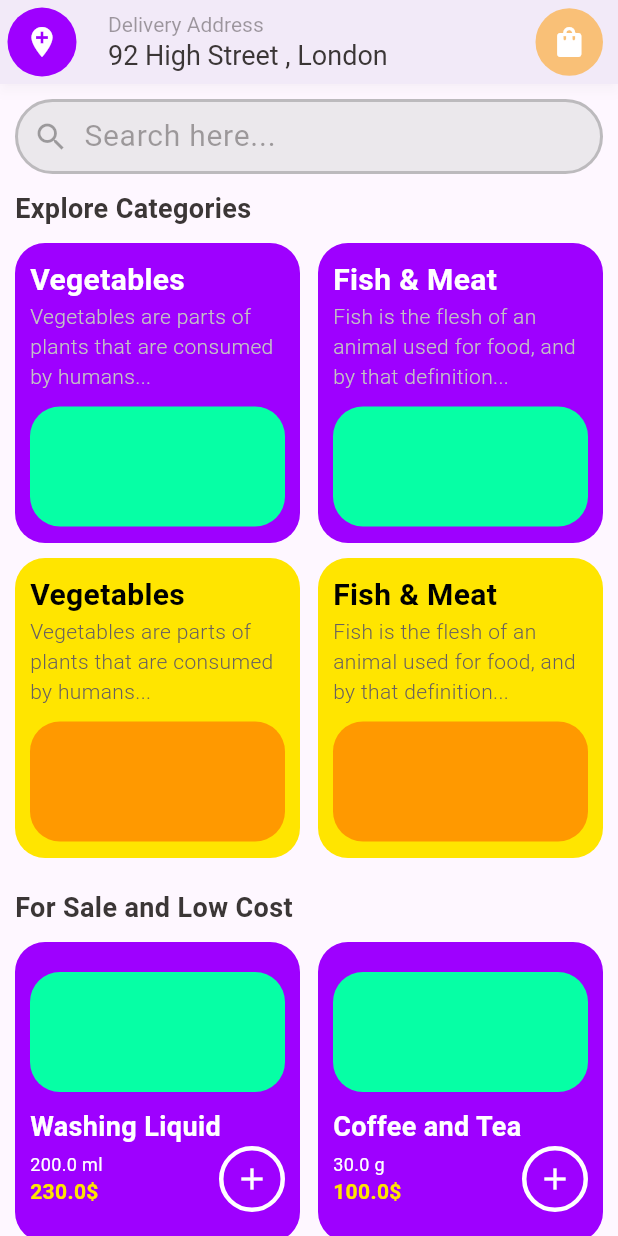
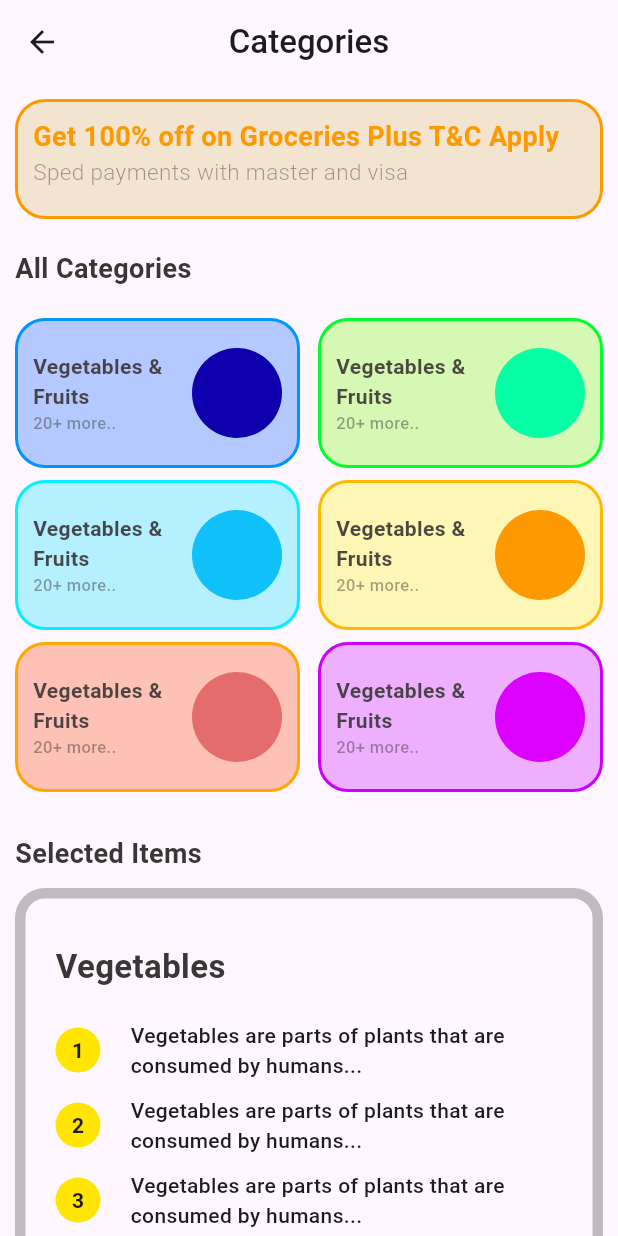
Before and after one commit to VinuthSriArampath/FlutterGroceryStore, a Flutter app: the screen it shows after launch, on a phone screen of 412 x 824 dp. Run offline on Flutter 3.47's test engine with Material 3 defaults, Android fonts, the phone set to English and light mode, and no system bars.

Commit message:
Categories page

```diff
--- a/lib/main.dart
+++ b/lib/main.dart
@@ -1,5 +1,6 @@
 import 'package:flutter/cupertino.dart';
 import 'package:flutter/material.dart';
+import 'package:flutter_grocery_store/pages/category_page/category_page.dart';
 import 'package:flutter_grocery_store/pages/home_page/home_page.dart';
 
 void main(){
@@ -14,7 +15,7 @@
     return const MaterialApp(
       debugShowCheckedModeBanner: false,
       title: "Flutter Grocery Store",
-      home: HomePage()
+      home: CategoryPage()
     );
   }
 }
--- /dev/null
+++ b/lib/pages/category_page/category_page.dart
@@ -0,0 +1,55 @@
+import 'package:flutter/material.dart';
+import 'package:flutter_grocery_store/pages/category_page/widgets/category_set_component.dart';
+import 'package:flutter_grocery_store/pages/category_page/widgets/selected_item.dart';
+import 'package:flutter_grocery_store/widgets/shared/notification_card.dart';
+import 'package:flutter_grocery_store/widgets/shared/page_titles.dart';
+
+class CategoryPage extends StatelessWidget {
+  const CategoryPage({super.key});
+
+  @override
+  Widget build(BuildContext context) {
+    return Scaffold(
+      appBar: AppBar(
+        leading: const Icon(
+          Icons.arrow_back
+        ),
+        title: const Text(
+          "Categories",
+          style: TextStyle(
+            fontSize: 22,
+            fontWeight: FontWeight.w500
+          ),
+        ),
+        centerTitle: true,
+      ),
+      body:const SingleChildScrollView(
+        child: Padding(
+          padding: EdgeInsets.all(10),
+          child: Column(
+            crossAxisAlignment: CrossAxisAlignment.start,
+            children: [
+              NotificationCard(),
+              SizedBox(
+                height: 20,
+              ),
+              PageTitles(title: "All Categories"),
+              SizedBox(
+                height: 20,
+              ),
+              CategorySetComponent(),
+              SizedBox(
+                height: 10,
+              ),
+              PageTitles(title: "Selected Items"),
+              SizedBox(
+                height: 10,
+              ),
+              SelectedItem(),
+            ],
+          ),
+        ),
+      ),
+    );
+  }
+}
--- /dev/null
+++ b/lib/pages/category_page/widgets/category_set_component.dart
@@ -0,0 +1,73 @@
+import 'package:flutter/material.dart';
+
+import '../../../widgets/reusable_widgets/categories_page/small_category_card.dart';
+
+class CategorySetComponent extends StatelessWidget {
+  const CategorySetComponent({super.key});
+
+  @override
+  Widget build(BuildContext context) {
+    return Column(
+      children: [
+        Row(
+          mainAxisAlignment: MainAxisAlignment.spaceBetween,
+          children: [
+            Column(
+              children: [
+                SmallCategoryCard(
+                  title: "Vegetables & \nFruits",
+                  description: "20+ more..",
+                  cardBackgroundColor: const Color(0xff0057FF).withOpacity(0.29),
+                  cardBorderColor: const Color(0xff0094FF),
+                  circleColor: const Color(0xff0E00AC),
+                ),
+                SmallCategoryCard(
+                  title: "Vegetables & \nFruits",
+                  description: "20+ more..",
+                  cardBackgroundColor: const Color(0xff00E0FF).withOpacity(0.29),
+                  cardBorderColor: const Color(0xff00F0FF),
+                  circleColor: const Color(0xff10C0F8),
+                ),
+                SmallCategoryCard(
+                  title: "Vegetables & \nFruits",
+                  description: "20+ more..",
+                  cardBackgroundColor: const Color(0xffFF3D00).withOpacity(0.29),
+                  cardBorderColor: const Color(0xffFFA800),
+                  circleColor: const Color(0xffE56C6C),
+                ),
+              ],
+            ),
+            Column(
+              children: [
+                SmallCategoryCard(
+                  title: "Vegetables & \nFruits",
+                  description: "20+ more..",
+                  cardBackgroundColor: const Color(0xff70FF00).withOpacity(0.29),
+                  cardBorderColor: const Color(0xff00FF29),
+                  circleColor: const Color(0xff06FFA5),
+                ),
+                SmallCategoryCard(
+                  title: "Vegetables & \nFruits",
+                  description: "20+ more..",
+                  cardBackgroundColor: const Color(0xffFFF500).withOpacity(0.29),
+                  cardBorderColor: const Color(0xffFFB800),
+                  circleColor: const Color(0xffFF9900),
+                ),
+                SmallCategoryCard(
+                  title: "Vegetables & \nFruits",
+                  description: "20+ more..",
+                  cardBackgroundColor: const Color(0xffCC00FF).withOpacity(0.29),
+                  cardBorderColor: const Color(0xffCC00FF),
+                  circleColor: const Color(0xffDB00FF),
+                ),
+              ],
+            )
+          ],
+        ),
+        const SizedBox(
+          height: 10,
+        ),
+      ],
+    );
+  }
+}
--- /dev/null
+++ b/lib/pages/category_page/widgets/item_description_point.dart
@@ -0,0 +1,45 @@
+import 'package:flutter/material.dart';
+
+class ItemDescriptionPoint extends StatelessWidget {
+  final double pointSize=30;
+  final int pointNumber;
+  final String description;
+  const ItemDescriptionPoint({super.key, required this.pointNumber, required this.description});
+
+  @override
+  Widget build(BuildContext context) {
+    return Container(
+      margin: const EdgeInsets.only(bottom: 10),
+      child: Row(
+        children: [
+          Container(
+            margin: const EdgeInsets.only(right: 20),
+            width: pointSize,
+            height: pointSize,
+            decoration: BoxDecoration(
+              borderRadius: BorderRadius.circular(100),
+              color: const Color(0xffFFE500)
+            ),
+            child: Center(
+              child: Text(
+                pointNumber.toString(),
+                style: const TextStyle(
+                  fontWeight: FontWeight.w700
+                ),
+              ),
+            ),
+          ),
+          SizedBox(
+            width: 285,
+            child: Text(
+              description,
+              style: const TextStyle(
+                fontWeight: FontWeight.w500,
+              ),
+            ),
+          )
+        ],
+      ),
+    );
+  }
+}
--- /dev/null
+++ b/lib/pages/category_page/widgets/selected_item.dart
@@ -0,0 +1,69 @@
+import 'package:flutter/material.dart';
+import 'package:flutter_grocery_store/pages/category_page/widgets/item_description_point.dart';
+import 'package:flutter_grocery_store/pages/category_page/widgets/star_card.dart';
+
+class SelectedItem extends StatelessWidget {
+  final double containerHeight = 450;
+  const SelectedItem({super.key});
+
+  @override
+  Widget build(BuildContext context) {
+    return Container(
+      height: containerHeight,
+      width: double.infinity,
+      decoration: BoxDecoration(
+        borderRadius: BorderRadius.circular(20),
+        border: Border.all(
+          color: const Color(0xff2C2828).withOpacity(0.29),
+          width: 7
+        )
+      ),
+      child: const Padding(
+        padding: EdgeInsets.symmetric(
+          vertical: 30,
+          horizontal: 20
+        ),
+        child: Column(
+          crossAxisAlignment: CrossAxisAlignment.start,
+          children: [
+            Text(
+                "Vegetables",
+                style: TextStyle(
+                  fontWeight: FontWeight.bold,
+                  fontSize: 22,
+                  color: Color(0xff3B3636)
+                ),
+            ),
+            SizedBox(
+              height: 20,
+            ),
+            ItemDescriptionPoint(
+                pointNumber: 1,
+                description:"Vegetables are parts of plants that are consumed by humans..." ,
+            ),
+            ItemDescriptionPoint(
+              pointNumber: 2,
+              description:"Vegetables are parts of plants that are consumed by humans..." ,
+            ),
+            ItemDescriptionPoint(
+              pointNumber: 3,
+              description:"Vegetables are parts of plants that are consumed by humans..." ,
+            ),
+            ItemDescriptionPoint(
+              pointNumber: 4,
+              description:"Vegetables are parts of plants that are consumed by humans..." ,
+            ),
+            ItemDescriptionPoint(
+              pointNumber: 5,
+              description:"Vegetables are parts of plants that are consumed by humans..." ,
+            ),
+            SizedBox(
+              height: 20,
+            ),
+            StarCard()
+          ],
+        ),
+      ),
+    );
+  }
+}
--- /dev/null
+++ b/lib/pages/category_page/widgets/star_card.dart
@@ -0,0 +1,52 @@
+import 'package:flutter/material.dart';
+
+class StarCard extends StatelessWidget {
+  final double cardHeight=50;
+  final double cardWidth=300;
+  final double starSize=40;
+  const StarCard({super.key});
+
+  @override
+  Widget build(BuildContext context) {
+    return Center(
+      child: Container(
+        height: cardHeight,
+        width: cardWidth,
+        decoration: BoxDecoration(
+          color: const Color(0xffCACACA).withOpacity(0.31),
+          borderRadius: BorderRadius.circular(20)
+        ),
+        child: Row(
+          mainAxisAlignment: MainAxisAlignment.spaceAround,
+          children: [
+            Icon(
+              size: starSize,
+              Icons.star,
+              color: Colors.yellow,
+            ),
+            Icon(
+              size: starSize,
+              Icons.star,
+              color: Colors.yellow,
+            ),
+            Icon(
+              size: starSize,
+              Icons.star,
+              color: Colors.yellow,
+            ),
+            Icon(
+              size: starSize,
+              Icons.star,
+              color: Colors.yellow,
+            ),
+            Icon(
+              size: starSize,
+              Icons.star,
+              color: Color(0xff3B3636)
+            )
+          ],
+        ),
+      ),
+    );
+  }
+}
--- a/lib/pages/home_page/home_page.dart
+++ b/lib/pages/home_page/home_page.dart
@@ -1,9 +1,9 @@
 import 'package:flutter/material.dart';
-import 'package:flutter_grocery_store/pages/home_page/widgets/home_page_titles.dart';
+import 'package:flutter_grocery_store/widgets/shared/page_titles.dart';
 import 'package:flutter_grocery_store/pages/home_page/widgets/search_bar.dart';
 import 'package:flutter_grocery_store/widgets/app_bar.dart';
-import 'package:flutter_grocery_store/widgets/reusable_widgets/category_card.dart';
-import 'package:flutter_grocery_store/widgets/reusable_widgets/product_card.dart';
+import 'package:flutter_grocery_store/widgets/reusable_widgets/home_page/category_card.dart';
+import 'package:flutter_grocery_store/widgets/reusable_widgets/home_page/product_card.dart';
 
 class HomePage extends StatelessWidget {
   const HomePage({super.key});
@@ -28,7 +28,7 @@ class HomePage extends StatelessWidget {
               SizedBox(
                 height: 10,
               ),
-              HomePageTitles(title: "Explore Categories"),
+              PageTitles(title: "Explore Categories"),
               SizedBox(
                 height: 10,
               ),
@@ -80,7 +80,27 @@ class HomePage extends StatelessWidget {
               SizedBox(
                 height: 20,
               ),
-              HomePageTitles(title: "For Sale and Low Cost"),
+              PageTitles(title: "For Sale and Low Cost"),
+              SizedBox(
+                height: 10,
+              ),
+              Row(
+                mainAxisAlignment: MainAxisAlignment.spaceBetween,
+                children: [
+                  ProductCard(
+                    title: "Washing Liquid",
+                    price: 230,
+                    quantity: 200,
+                    qtyType: "ml",
+                  ),
+                  ProductCard(
+                    title: "Coffee and Tea",
+                    price: 100,
+                    qtyType: "g",
+                    quantity: 30,
+                  )
+                ],
+              ),
               SizedBox(
                 height: 10,
               ),
--- /dev/null
+++ b/lib/widgets/reusable_widgets/categories_page/small_category_card.dart
@@ -0,0 +1,70 @@
+import 'package:flutter/material.dart';
+
+class SmallCategoryCard extends StatelessWidget {
+  final double cardWidth = 190;
+  final double cardHeight = 100;
+  final double circleRadius = 60;
+
+  final String title;
+  final String description;
+  final Color circleColor;
+  final Color cardBackgroundColor;
+  final Color cardBorderColor;
+
+  const SmallCategoryCard({super.key, required this.title, required this.description, required this.circleColor, required this.cardBackgroundColor, required this.cardBorderColor});
+
+  @override
+  Widget build(BuildContext context) {
+    return Container(
+      width: cardWidth,
+      height: cardHeight,
+      margin: const EdgeInsets.only(bottom: 8),
+      decoration: BoxDecoration(
+        color: cardBackgroundColor,
+        borderRadius: BorderRadius.circular(20),
+        border: Border.all(
+          width: 2,
+          color: cardBorderColor
+        )
+      ),
+      child:Padding(
+        padding: const EdgeInsets.all(10),
+        child: Row(
+          mainAxisAlignment: MainAxisAlignment.spaceBetween,
+          children: [
+            Column(
+              mainAxisAlignment: MainAxisAlignment.center,
+              crossAxisAlignment: CrossAxisAlignment.start,
+              children: [
+                Text(
+                  title,
+                  style: TextStyle(
+                    fontSize: 14,
+                    fontWeight: FontWeight.w600,
+                    color: const Color(0xff3B3636).withOpacity(0.91)
+                  ),
+                ),
+                Text(
+                    description,
+                    style: TextStyle(
+                        fontSize: 11,
+                        fontWeight: FontWeight.w500,
+                        color: const Color(0xff3B3636).withOpacity(0.47)
+                    ),
+                )
+              ],
+            ),
+            Container(
+              width: circleRadius,
+              height: circleRadius,
+              decoration: BoxDecoration(
+                borderRadius: BorderRadius.circular(100),
+                color: circleColor
+              ),
+            )
+          ],
+        ),
+      ),
+    );
+  }
+}
--- /dev/null
+++ b/lib/widgets/shared/notification_card.dart
@@ -0,0 +1,48 @@
+import 'package:flutter/material.dart';
+
+class NotificationCard extends StatelessWidget {
+
+  final double cardHeight=80.0;
+
+  const NotificationCard({super.key});
+
+  @override
+  Widget build(BuildContext context) {
+    return Container(
+      height: cardHeight,
+      width: double.infinity,
+      decoration: BoxDecoration(
+        color: const Color(0xffF2E4CE),
+        borderRadius: BorderRadius.circular(20),
+        border: Border.all(
+          color: const Color(0xffFF9900),
+          width: 2
+        )
+      ),
+      child: Padding(
+        padding: const EdgeInsets.all(10),
+        child: Column(
+          crossAxisAlignment: CrossAxisAlignment.start,
+          children: [
+            const Text(
+                "Get 100% off on Groceries Plus T&C Apply",
+                style: TextStyle(
+                    color: Color(0xffFF9900),
+                    fontWeight: FontWeight.w600,
+                    fontSize: 18
+                ),
+            ),
+            Text(
+                "Sped payments with master and visa",
+                style: TextStyle(
+                    color: const Color(0xff3B3636).withOpacity(0.47),
+                    fontWeight: FontWeight.w300,
+                    fontSize: 15
+                ),
+            ),
+          ],
+        ),
+      ),
+    );
+  }
+}
--- a/lib/pages/home_page/widgets/home_page_titles.dart
+++ b/lib/widgets/shared/page_titles.dart
@@ -1,8 +1,8 @@
 import 'package:flutter/material.dart';
 
-class HomePageTitles extends StatelessWidget {
+class PageTitles extends StatelessWidget {
   final String title;
-  const HomePageTitles({super.key, required this.title});
+  const PageTitles({super.key, required this.title});
 
   @override
   Widget build(BuildContext context) {
```
Also changed, not shown: lib/widgets/reusable_widgets/home_page/category_card.dart (renamed from lib/widgets/reusable_widgets/category_card.dart), lib/widgets/reusable_widgets/home_page/product_card.dart (renamed from lib/widgets/reusable_widgets/product_card.dart).
